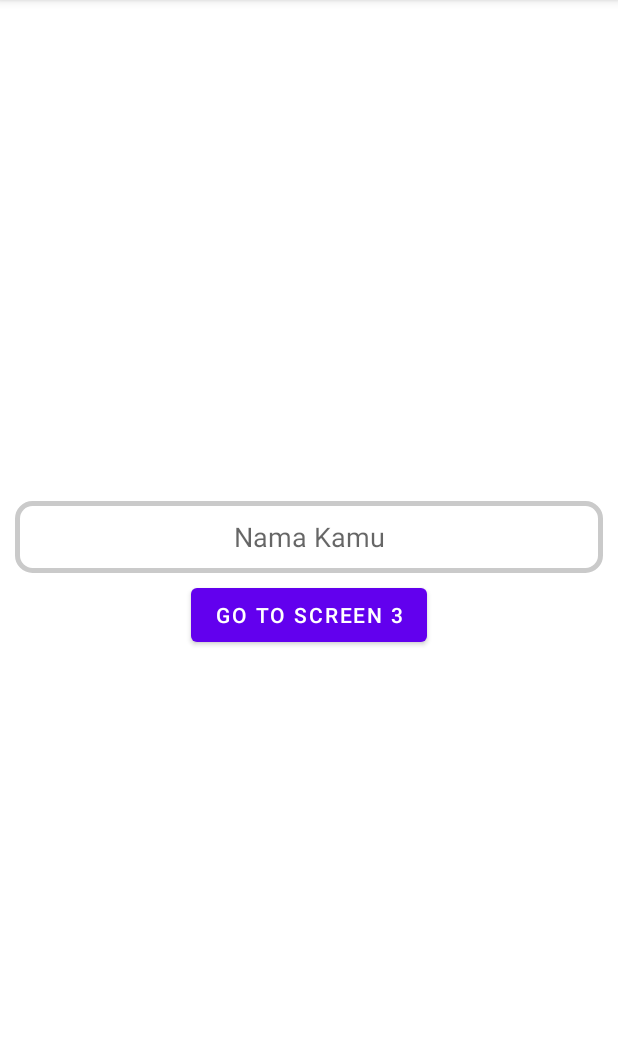
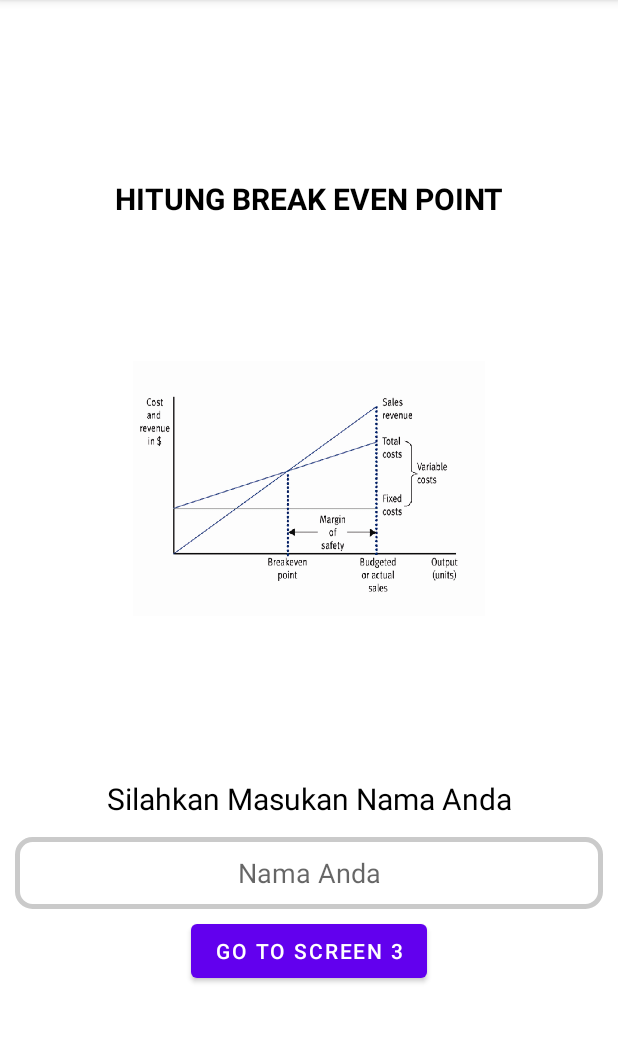
Before and after one commit to isnaenirachmawati345/Navigation_Fragmen, an Android app: the FragmentKedua screen opened through its navigation route, on a phone screen of 412 x 824 dp, the part 84-1127 px from its top. Run offline under Robolectric (Android 15) with nearby library versions, the phone set to English and light mode, and no system bars.

Commit message:
Menambahkan image di fragmen satu dan dua

```diff
--- a/app/src/main/java/com/example/challege3/FragmentPertama.kt
+++ b/app/src/main/java/com/example/challege3/FragmentPertama.kt
@@ -23,7 +23,7 @@ class FragmentPertama : Fragment() {
         super.onViewCreated(view, savedInstanceState)
         binding.btnScreenone.setOnClickListener {
             //untuk menyambungkan fragmen 1 ke 2
-            it.findNavController().navigate(R.id.action_fragmenPertama2_to_fragmentKedua)
+                it.findNavController().navigate(R.id.action_fragmenPertama2_to_fragmentKedua)
         }
     }
     override fun onDestroy() {
--- a/app/src/main/res/layout/fragment_empat.xml
+++ b/app/src/main/res/layout/fragment_empat.xml
@@ -13,6 +13,7 @@
             android:layout_marginStart="16dp"
             android:layout_marginTop="210dp"
             android:layout_marginEnd="16dp"
+            android:inputType="number"
             android:minHeight="48dp"
             android:gravity="center"
             android:background="@drawable/text_edit"
@@ -23,6 +24,7 @@
             android:layout_width="match_parent"
             android:layout_height="wrap_content"
             android:background="@drawable/text_edit"
+            android:inputType="number"
             android:layout_marginEnd="16dp"
             android:layout_marginStart="16dp"
             android:layout_marginTop="10dp"
@@ -34,6 +36,7 @@
             android:hint="@string/biaya_variabel_perunit"
             android:layout_width="match_parent"
             android:layout_height="wrap_content"
+            android:inputType="number"
             android:layout_marginStart="16dp"
             android:layout_marginEnd="16dp"
             android:layout_marginTop="10dp"
--- a/app/src/main/res/layout/fragment_kedua.xml
+++ b/app/src/main/res/layout/fragment_kedua.xml
@@ -8,6 +8,34 @@
     android:padding="10dp"
     android:gravity="center"
     >
+
+    <TextView
+        android:layout_width="match_parent"
+        android:layout_height="wrap_content"
+        android:gravity="center"
+        android:minHeight="45dp"
+        android:text="@string/masuk_hitung_bep_friendly_shop"
+        android:textColor="@color/black"
+        android:textSize="20dp"
+        android:textStyle="bold" />
+
+    <ImageButton
+        android:layout_width="match_parent"
+        android:layout_height="340dp"
+        android:background="@drawable/img"
+        android:scaleX="0.6"
+        android:scaleY="0.5"
+        android:layout_marginBottom="23dp"
+        />
+    <TextView
+        android:layout_width="match_parent"
+        android:layout_height="wrap_content"
+        android:text="@string/silahkan_masukan_nama_anda"
+        android:gravity="center"
+        android:textSize="20dp"
+        android:textColor="@color/black"
+        android:layout_marginBottom="12dp"
+        />
 
     <EditText
         android:id="@+id/edit_two"
--- a/app/src/main/res/values/strings.xml
+++ b/app/src/main/res/values/strings.xml
@@ -3,7 +3,7 @@
     <!-- TODO: Remove or change this placeholder text -->
     <string name="hello_blank_fragment">Hello blank fragment</string>
     <string name="go_to_screen_2">Go To Screen 2</string>
-    <string name="nama_kamu">Nama Kamu</string>
+    <string name="nama_kamu">Nama Anda</string>
     <string name="screen_three">Screen Three</string>
     <string name="go_to_screen_3">go to screen 3</string>
     <string name="screen_four">screen four</string>
@@ -12,4 +12,6 @@
     <string name="harga_perunit">Masukkan Harga Per-Unit</string>
     <string name="biaya_variabel_perunit">Masukkan Biaya Variabel Per-Unit</string>
     <string name="total_biaya">total_biaya</string>
+    <string name="masuk_hitung_bep_friendly_shop">HITUNG BREAK EVEN POINT</string>
+    <string name="silahkan_masukan_nama_anda">Silahkan Masukan Nama Anda</string>
 </resources>
```
Also changed, not shown: app/src/main/java/com/example/challege3/FragmentEmpat.kt (+4 -4 lines), app/src/main/java/com/example/challege3/FragmentKedua.kt (+1 -8 lines), app/src/main/java/com/example/challege3/FragmentTiga.kt (+15 -6 lines), app/src/main/java/com/example/challege3/input.kt (+4 -4 lines), app/src/main/res/layout/fragment_pertama.xml (+18 -1 lines), app/src/main/res/layout/fragment_tiga.xml (+17 -20 lines), app/src/main/res/drawable/img.png (added).
